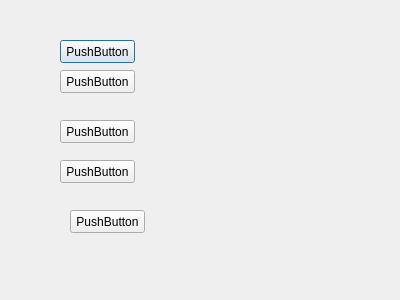
ftygu/AdvancedLanguageProgramming2-2, file dialog2.ui: the form before one commit.
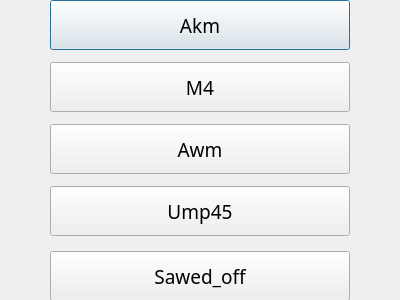
The form after the commit.

Patch:
```diff
--- a/dialog2.ui
+++ b/dialog2.ui
@@ -16,66 +16,111 @@
   <widget class="QPushButton" name="pushButton">
    <property name="geometry">
     <rect>
-     <x>60</x>
-     <y>40</y>
-     <width>75</width>
-     <height>23</height>
+     <x>50</x>
+     <y>0</y>
+     <width>300</width>
+     <height>50</height>
     </rect>
    </property>
+   <property name="font">
+    <font>
+     <family>Agency FB</family>
+     <pointsize>14</pointsize>
+    </font>
+   </property>
+   <property name="cursor">
+    <cursorShape>CrossCursor</cursorShape>
+   </property>
    <property name="text">
-    <string>PushButton</string>
+    <string>Akm</string>
    </property>
   </widget>
   <widget class="QPushButton" name="pushButton_2">
    <property name="geometry">
     <rect>
-     <x>60</x>
-     <y>70</y>
-     <width>75</width>
-     <height>23</height>
+     <x>50</x>
+     <y>62</y>
+     <width>300</width>
+     <height>50</height>
     </rect>
    </property>
+   <property name="font">
+    <font>
+     <family>Agency FB</family>
+     <pointsize>14</pointsize>
+    </font>
+   </property>
+   <property name="cursor">
+    <cursorShape>CrossCursor</cursorShape>
+   </property>
    <property name="text">
-    <string>PushButton</string>
+    <string>M4</string>
    </property>
   </widget>
   <widget class="QPushButton" name="pushButton_3">
    <property name="geometry">
     <rect>
-     <x>60</x>
-     <y>120</y>
-     <width>75</width>
-     <height>23</height>
+     <x>50</x>
+     <y>124</y>
+     <width>300</width>
+     <height>50</height>
     </rect>
    </property>
+   <property name="font">
+    <font>
+     <family>Agency FB</family>
+     <pointsize>14</pointsize>
+    </font>
+   </property>
+   <property name="cursor">
+    <cursorShape>CrossCursor</cursorShape>
+   </property>
    <property name="text">
-    <string>PushButton</string>
+    <string>Awm</string>
    </property>
   </widget>
   <widget class="QPushButton" name="pushButton_4">
    <property name="geometry">
     <rect>
-     <x>60</x>
-     <y>160</y>
-     <width>75</width>
-     <height>23</height>
+     <x>50</x>
+     <y>186</y>
+     <width>300</width>
+     <height>50</height>
     </rect>
    </property>
+   <property name="font">
+    <font>
+     <family>Agency FB</family>
+     <pointsize>14</pointsize>
+    </font>
+   </property>
+   <property name="cursor">
+    <cursorShape>CrossCursor</cursorShape>
+   </property>
    <property name="text">
-    <string>PushButton</string>
+    <string>Ump45</string>
    </property>
   </widget>
   <widget class="QPushButton" name="pushButton_5">
    <property name="geometry">
     <rect>
-     <x>70</x>
-     <y>210</y>
-     <width>75</width>
-     <height>23</height>
+     <x>50</x>
+     <y>251</y>
+     <width>300</width>
+     <height>50</height>
     </rect>
    </property>
+   <property name="font">
+    <font>
+     <family>Agency FB</family>
+     <pointsize>14</pointsize>
+    </font>
+   </property>
+   <property name="cursor">
+    <cursorShape>CrossCursor</cursorShape>
+   </property>
    <property name="text">
-    <string>PushButton</string>
+    <string>Sawed_off</string>
    </property>
   </widget>
  </widget>
```
Left out of the diff: 14 changed lines with no effect on the pictures.
